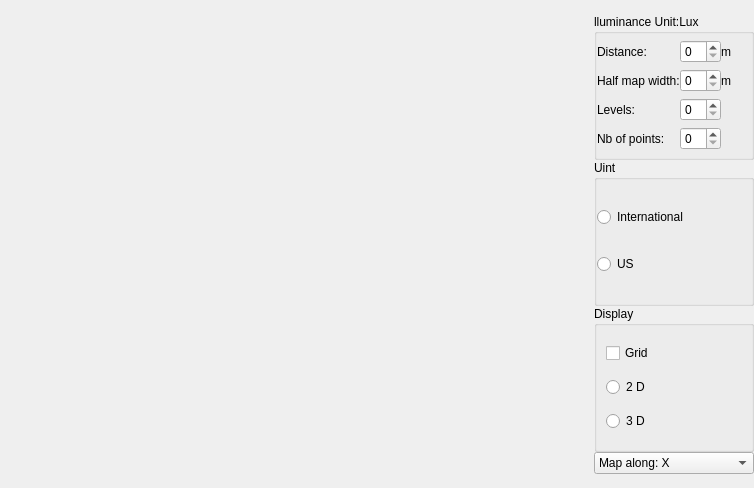
First picture: the form in testies/isoluxdialog.ui, repository lpwwpl/ies, before the edit.
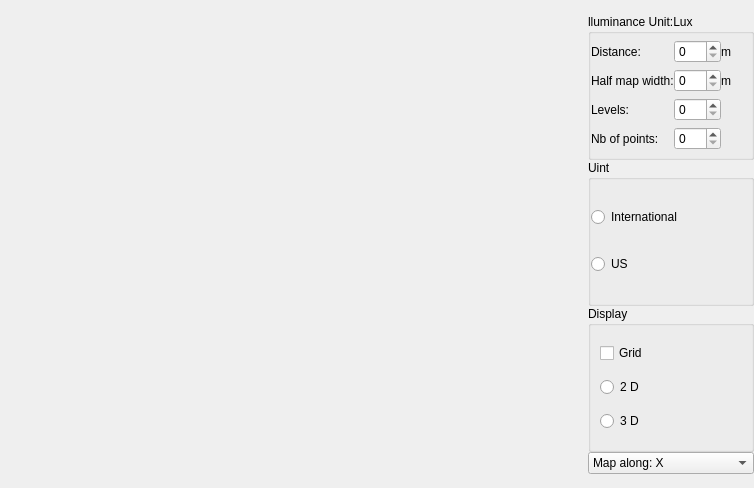
Second picture: the form after the edit.

```diff
--- a/testies/isoluxdialog.ui
+++ b/testies/isoluxdialog.ui
@@ -366,7 +366,11 @@
           </widget>
          </item>
          <item row="3" column="1">
-          <widget class="QSpinBox" name="spinNbOfPoints"/>
+          <widget class="QSpinBox" name="spinNbOfPoints">
+           <property name="maximum">
+            <number>360</number>
+           </property>
+          </widget>
          </item>
         </layout>
        </widget>
```
